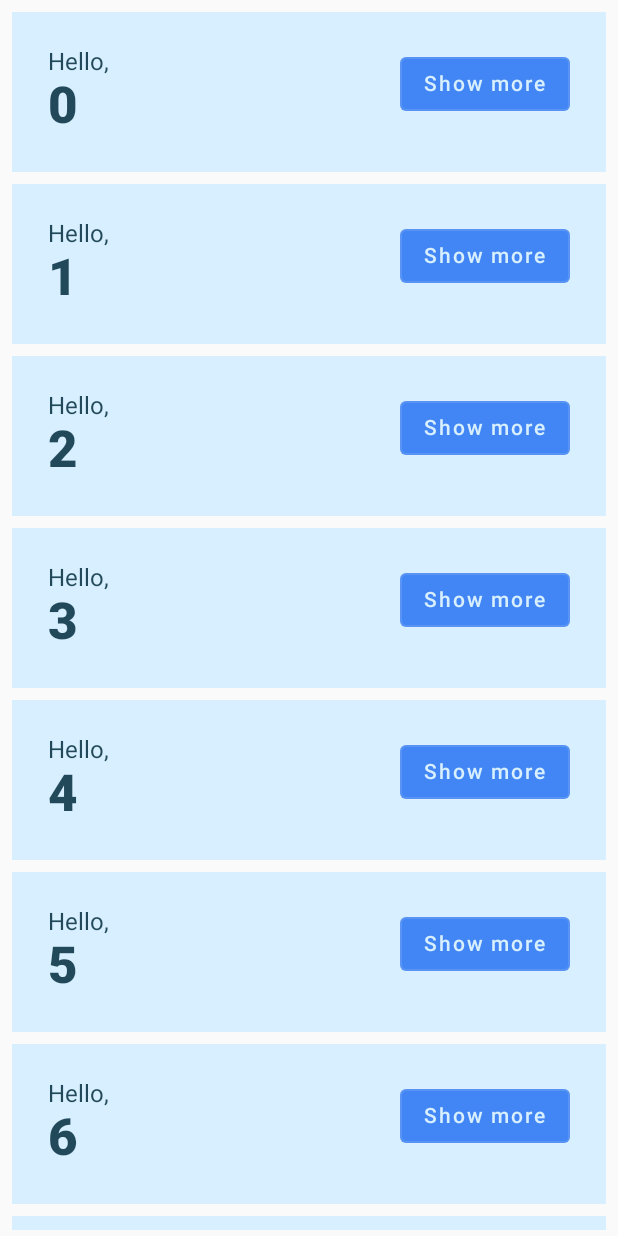
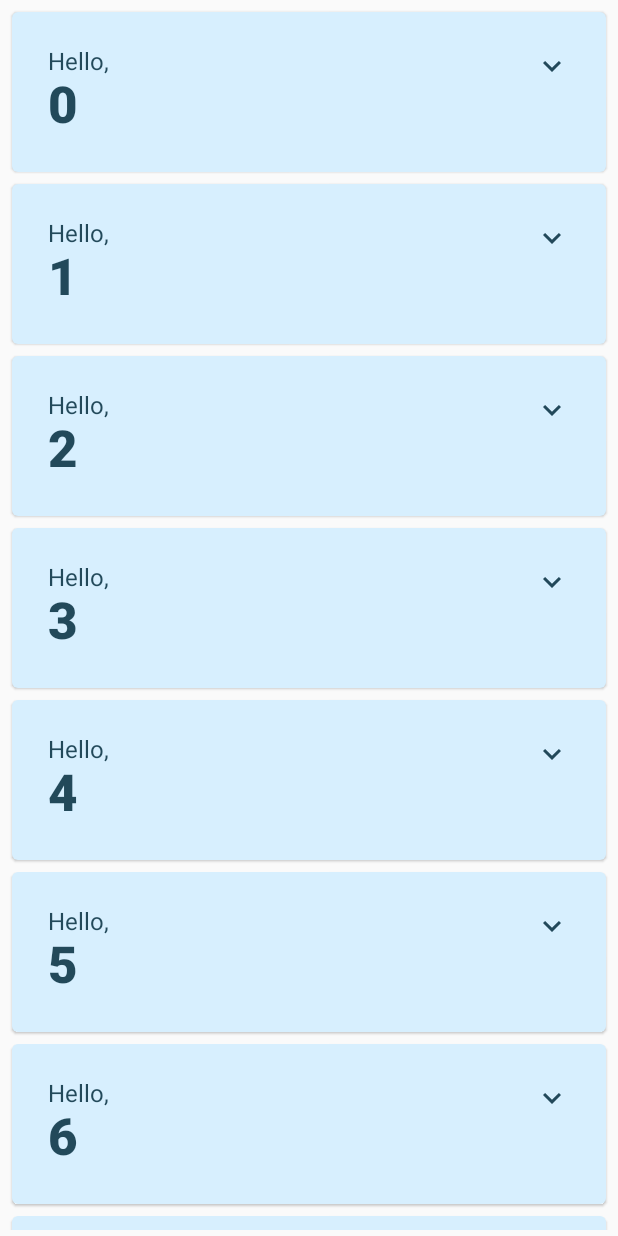
Before and after one commit to JhohellsDL/BasicsCodelab, an Android app built with Jetpack Compose: the screen it shows after launch (MainActivity), after a tap on "Continue", on a phone screen of 412 x 824 dp. Run offline under Robolectric (Android 15) with nearby library versions, the phone set to English and light mode, and no system bars.

Commit message:
add cardContent

```diff
--- a/app/build.gradle
+++ b/app/build.gradle
@@ -55,6 +55,7 @@ dependencies {
     implementation "androidx.compose.ui:ui-tooling-preview:$compose_ui_version"
     implementation 'androidx.compose.material:material:1.1.1'
     implementation 'androidx.compose.material:material-icons-extended:1.3.0'
+    implementation "androidx.compose.material:material-icons-extended:$compose_ui_version"
     testImplementation 'junit:junit:4.13.2'
     androidTestImplementation 'androidx.test.ext:junit:1.1.3'
     androidTestImplementation 'androidx.test.espresso:espresso-core:3.4.0'
--- a/app/src/main/java/com/example/basicscodelab/MainActivity.kt
+++ b/app/src/main/java/com/example/basicscodelab/MainActivity.kt
@@ -4,6 +4,7 @@ import android.content.res.Configuration.UI_MODE_NIGHT_YES
 import android.os.Bundle
 import androidx.activity.ComponentActivity
 import androidx.activity.compose.setContent
+import androidx.compose.animation.animateContentSize
 import androidx.compose.animation.core.Spring
 import androidx.compose.animation.core.animateDpAsState
 import androidx.compose.animation.core.spring
@@ -11,10 +12,14 @@ import androidx.compose.foundation.layout.*
 import androidx.compose.foundation.lazy.LazyColumn
 import androidx.compose.foundation.lazy.items
 import androidx.compose.material.*
+import androidx.compose.material.icons.Icons
+import androidx.compose.material.icons.filled.ExpandLess
+import androidx.compose.material.icons.filled.ExpandMore
 import androidx.compose.runtime.*
 import androidx.compose.runtime.saveable.rememberSaveable
 import androidx.compose.ui.Alignment
 import androidx.compose.ui.Modifier
+import androidx.compose.ui.res.stringResource
 import androidx.compose.ui.text.font.FontWeight
 import androidx.compose.ui.tooling.preview.Preview
 import androidx.compose.ui.unit.dp
@@ -80,40 +85,59 @@ fun OnboardingPreview() {
     }
 }
 
+@Composable
+private fun Greeting(name: String) {
+    Card(
+        backgroundColor = MaterialTheme.colors.primary,
+        modifier = Modifier.padding(vertical = 4.dp, horizontal = 8.dp)
+    ) {
+        CardContent(name)
+    }
+}
 
 @Composable
-private fun Greeting(name: String) {
-
+private fun CardContent(name: String) {
     var expanded by remember { mutableStateOf(false) }
 
-    val extraPadding by animateDpAsState(
-        if (expanded) 48.dp else 0.dp,
+    Row(
+        modifier = Modifier
+            .padding(12.dp)
+            .animateContentSize(
                 animationSpec = spring(
                     dampingRatio = Spring.DampingRatioMediumBouncy,
                     stiffness = Spring.StiffnessLow
                 )
             )
-    Surface(
-        color = MaterialTheme.colors.primary,
-        modifier = Modifier.padding(vertical = 4.dp, horizontal = 8.dp)
     ) {
-        Row(modifier = Modifier.padding(24.dp)) {
         Column(
             modifier = Modifier
                 .weight(1f)
-                    .padding(bottom = extraPadding.coerceAtLeast(0.dp))
+                .padding(12.dp)
         ) {
             Text(text = "Hello, ")
             Text(
                 text = name,
-                    style = MaterialTheme.typography.h4.copy(fontWeight = FontWeight.ExtraBold)
+                style = MaterialTheme.typography.h4.copy(
+                    fontWeight = FontWeight.ExtraBold
+                )
+            )
+            if (expanded) {
+                Text(
+                    text = ("Composem ipsum color sit lazy, " +
+                            "padding theme elit, sed do bouncy. ").repeat(4),
                 )
             }
-            OutlinedButton(
-                onClick = { expanded = !expanded }
-            ) {
-                Text(if (expanded) "Show less" else "Show more")
         }
+        IconButton(onClick = { expanded = !expanded }) {
+            Icon(
+                imageVector = if (expanded) Icons.Filled.ExpandLess else Icons.Filled.ExpandMore,
+                contentDescription = if (expanded) {
+                    stringResource(R.string.show_less)
+                } else {
+                    stringResource(R.string.show_more)
+                }
+
+            )
         }
     }
 }
```
Lines whose indentation alone changed are shown as unchanged.
